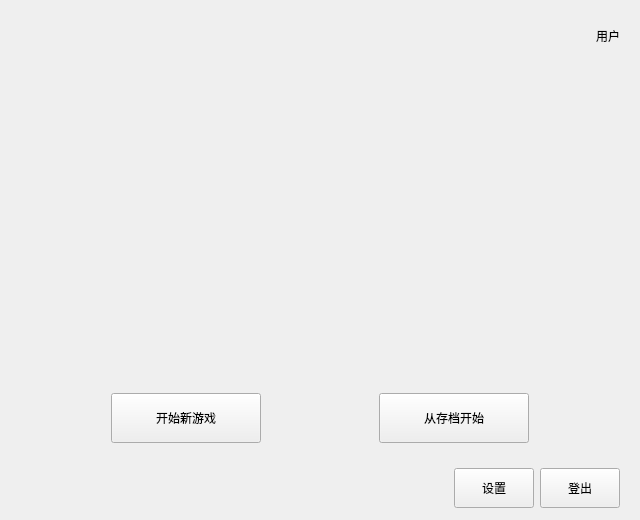
The window that ReadyToPlay/begin.ui (tanxuan21/GreedySnake) describes before a commit, drawn with Qt 5.
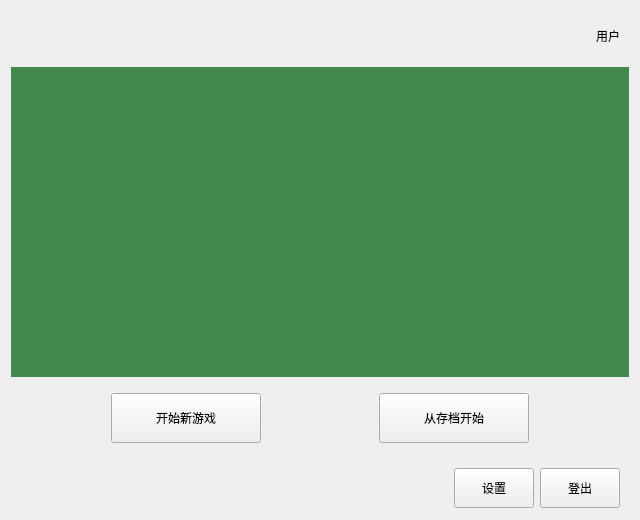
The same window after the commit.

What changed in the file:
```diff
--- a/ReadyToPlay/begin.ui
+++ b/ReadyToPlay/begin.ui
@@ -63,9 +63,12 @@
      <property name="minimumSize">
       <size>
        <width>0</width>
-       <height>300</height>
+       <height>0</height>
       </size>
      </property>
+     <property name="styleSheet">
+      <string notr="true">background-color: rgb(65, 137, 76);</string>
+     </property>
     </widget>
    </item>
    <item>
```
